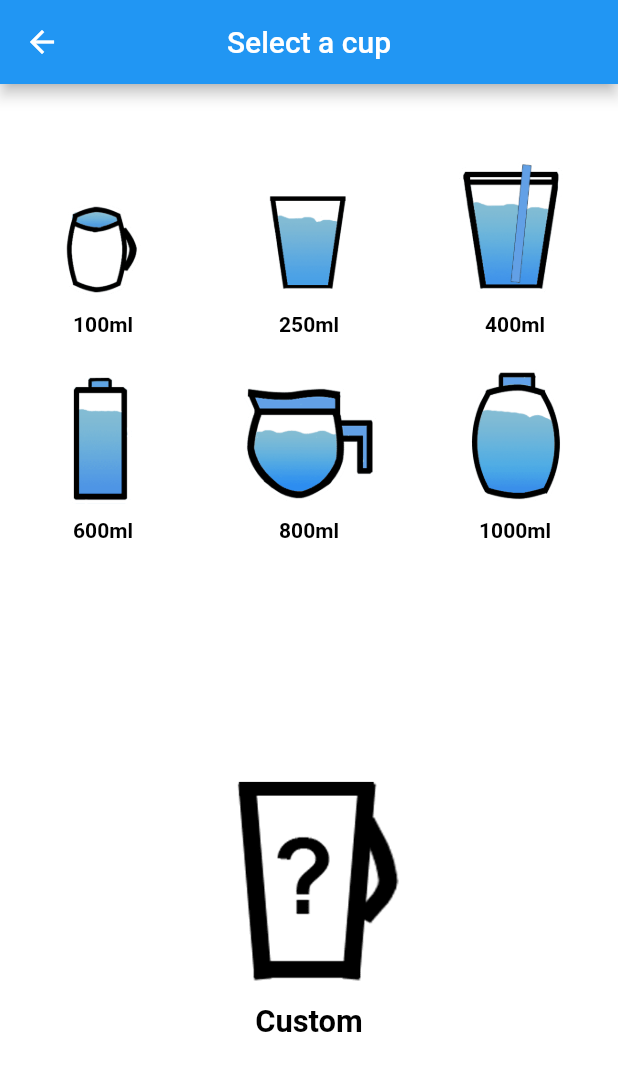
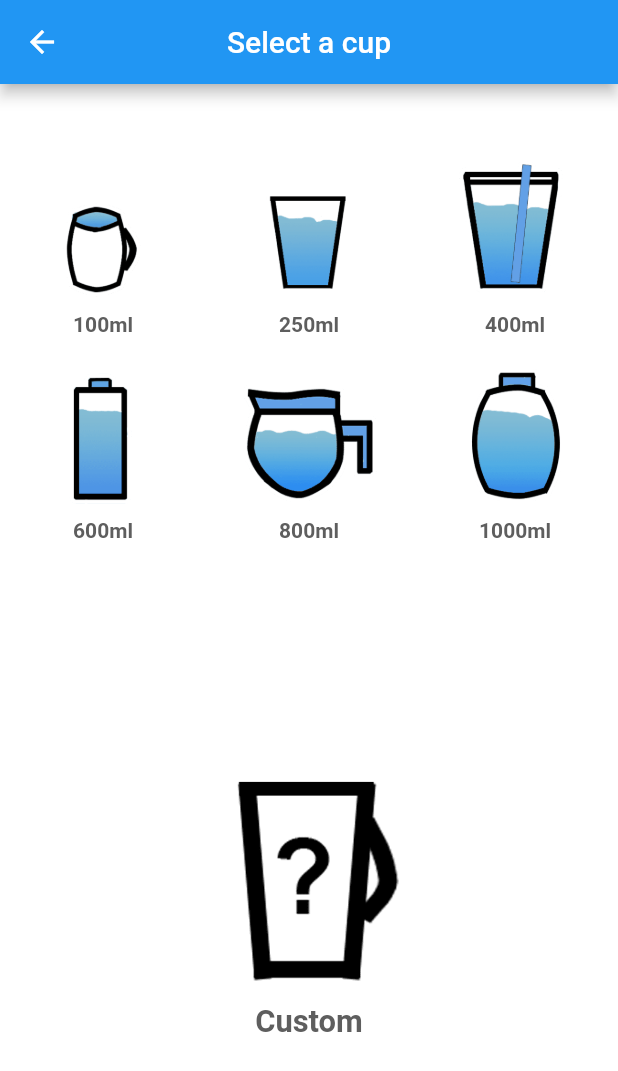
Before and after one commit to RuanEmanuell/waterreminder, a Flutter app: the screen it shows after launch, after a tap on the "add" icon, on a phone screen of 412 x 824 dp. Shown: the top 1071 px of the screen. Run offline on Flutter 3.47's test engine with Material 2 defaults, Android fonts, the phone set to English and light mode, and no system bars; our stand-ins replace awesome_notifications, flutter_switch, hive_flutter, wave; accounts and stored records are empty.

Commit message:
fix: changing colors to increase contrats

```diff
--- a/lib/main.dart
+++ b/lib/main.dart
@@ -18,6 +18,7 @@ void main() async {
   await Hive.initFlutter();
   WidgetsFlutterBinding.ensureInitialized();
 
+  //Notifications
   await AwesomeNotifications().initialize(null, [
     NotificationChannel(
         channelKey: 'key1',
@@ -43,7 +44,7 @@ void main() async {
           body: defaultLocale == "pt_BR" || defaultLocale == "PT_PT"
               ? "Um copo de água vai cair bem!"
               : "A glass of water would be great!"),
-      schedule: NotificationInterval(interval: 60, timeZone: localTimeZone, repeats: true));
+      schedule: NotificationInterval(interval: 3000, timeZone: localTimeZone, repeats: true));
 
   runApp(MultiProvider(
       providers: [ChangeNotifierProvider(create: (context) => Controller())],
@@ -63,6 +64,8 @@ class _MyAppState extends State<MyApp> {
     super.initState();
 
     var provider = Provider.of<Controller>(context, listen: false);
+
+    //Hive (persistand data) management
 
     provider.openBox();
 
--- a/lib/screens/add.dart
+++ b/lib/screens/add.dart
@@ -66,7 +66,7 @@ class AddScreen extends StatelessWidget {
                           style: TextStyle(
                             fontWeight: FontWeight.bold,
                             fontSize: screenWidth / 20,
-                            color: value.darkMode ? Colors.white : Colors.black,
+                            color: value.darkMode ? Colors.white : const Color.fromARGB(255, 94, 94, 94),
                           ))
                     ],
                   ),
--- a/lib/screens/history.dart
+++ b/lib/screens/history.dart
@@ -29,7 +29,7 @@ class HistoryScreen extends StatelessWidget {
                                 style: TextStyle(
                                     color: value.darkMode
                                         ? Colors.white
-                                        : const Color.fromARGB(255, 102, 102, 102))),
+                                        : const Color.fromARGB(255, 94, 94, 94))),
                             const SizedBox(height: 10),
                             MainButton(value: value, heroTag: "btn2")
                           ],
--- a/lib/screens/settings.dart
+++ b/lib/screens/settings.dart
@@ -27,7 +27,7 @@ class SettingsScreen extends StatelessWidget {
                   child: Text(value.english ? english[6] : portuguese[6],
                       style: TextStyle(
                           fontWeight: FontWeight.bold,
-                          color: value.darkMode ? Colors.white : Colors.grey)),
+                          color: value.darkMode ? Colors.white : const Color.fromARGB(255, 94, 94, 94))),
                 ),
                 DarkModeSwitch(value: value, provider: Provider.of<Controller>(context, listen: false))
               ]),
@@ -37,7 +37,7 @@ class SettingsScreen extends StatelessWidget {
                   child: Text(value.english ? english[7] : portuguese[7],
                       style: TextStyle(
                           fontWeight: FontWeight.bold,
-                          color: value.darkMode ? Colors.white : Colors.grey)),
+                          color: value.darkMode ? Colors.white : const Color.fromARGB(255, 94, 94, 94))),
                 ),
                 LanguageSwitch(value: value, provider: Provider.of<Controller>(context, listen: false))
               ]),
--- a/lib/widgets/cupadd.dart
+++ b/lib/widgets/cupadd.dart
@@ -20,7 +20,7 @@ class CupAddWidget extends StatelessWidget {
           Text("${size}ml",
               style: TextStyle(
                 fontWeight: FontWeight.bold,
-                color: value.darkMode ? Colors.white : Colors.black,
+                color: value.darkMode ? Colors.white : const Color.fromARGB(255, 94, 94, 94),
               )),
         ]),
       ),
--- a/lib/widgets/cuphistory.dart
+++ b/lib/widgets/cuphistory.dart
@@ -18,12 +18,14 @@ class CupHistoryWidget extends StatelessWidget {
         Expanded(
           child: Text("${value.list1[index]}ml",
               style: TextStyle(
-                  fontWeight: FontWeight.bold, color: value.darkMode ? Colors.white : Colors.grey)),
+                  fontWeight: FontWeight.bold,
+                  color: value.darkMode ? Colors.white : const Color.fromARGB(255, 94, 94, 94))),
         ),
         const SizedBox(width: 5),
         Text(value.list2[index],
             style: TextStyle(
-                fontWeight: FontWeight.bold, color: value.darkMode ? Colors.white : Colors.grey)),
+                fontWeight: FontWeight.bold,
+                color: value.darkMode ? Colors.white : const Color.fromARGB(255, 94, 94, 94))),
       ],
     );
   }
--- a/lib/widgets/mainbutton.dart
+++ b/lib/widgets/mainbutton.dart
@@ -15,7 +15,7 @@ class MainButton extends StatelessWidget {
     return FloatingActionButton(
         heroTag: heroTag,
         onPressed: () {
-          if (value.percentage >= 100 && Hive.box("mensagebox").isEmpty) {
+          if (value.percentage >= 100 && Hive.box("mensagebox").get("ok") == null) {
             showDialog(
               context: context,
               builder: (context) {
@@ -29,9 +29,8 @@ class MainButton extends StatelessWidget {
             },
           ));
         },
-        backgroundColor: value.darkMode
-            ? const Color.fromARGB(255, 0, 84, 153)
-            : const Color.fromARGB(255, 102, 102, 102),
+        backgroundColor:
+            value.darkMode ? const Color.fromARGB(255, 0, 84, 153) : const Color.fromARGB(255, 94, 94, 94),
         child: const Icon(Icons.add, size: 30, color: Colors.white));
   }
 }
--- a/lib/widgets/switch.dart
+++ b/lib/widgets/switch.dart
@@ -10,7 +10,7 @@ class DarkModeSwitch extends StatelessWidget {
   @override
   Widget build(BuildContext context) {
     return FlutterSwitch(
-        inactiveColor: Colors.grey,
+        inactiveColor: const Color.fromARGB(255, 94, 94, 94),
         activeColor: const Color.fromARGB(255, 0, 84, 153),
         inactiveIcon: const Icon(Icons.sunny, color: Color.fromARGB(255, 226, 204, 0)),
         activeIcon: const Icon(Icons.nightlight, color: Colors.grey),
--- a/pubspec.yaml
+++ b/pubspec.yaml
@@ -17,7 +17,7 @@ publish_to: 'none' # Remove this line if you wish to publish to pub.dev
 # https://developer.apple.com/library/archive/documentation/General/Reference/InfoPlistKeyReference/Articles/CoreFoundationKeys.html
 # In Windows, build-name is used as the major, minor, and patch parts
 # of the product and file versions while build-number is used as the build suffix.
-version: 1.0.0+1
+version: 1.0.3+4
 
 environment:
   sdk: '>=2.18.2 <3.0.0'
```
